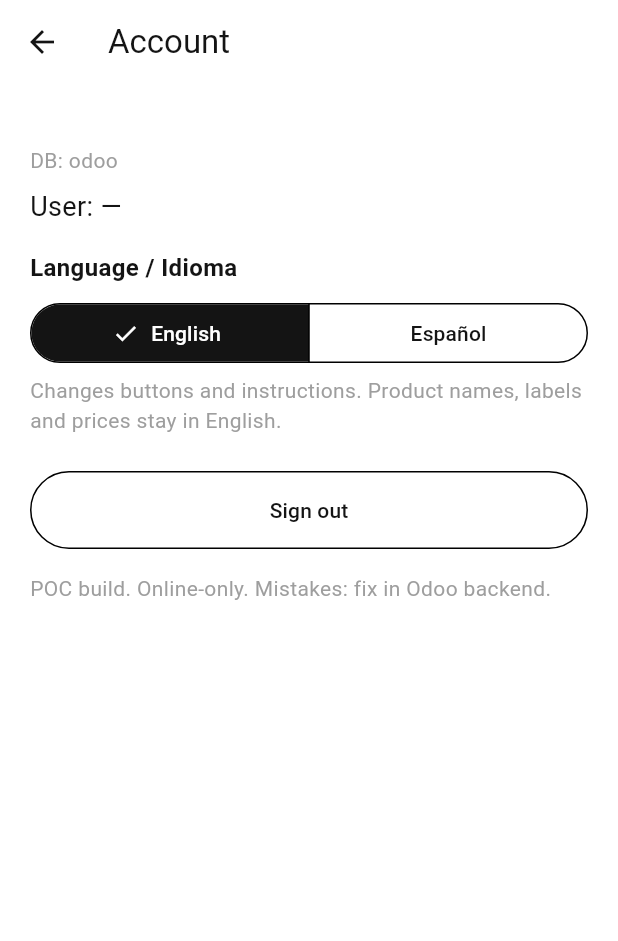
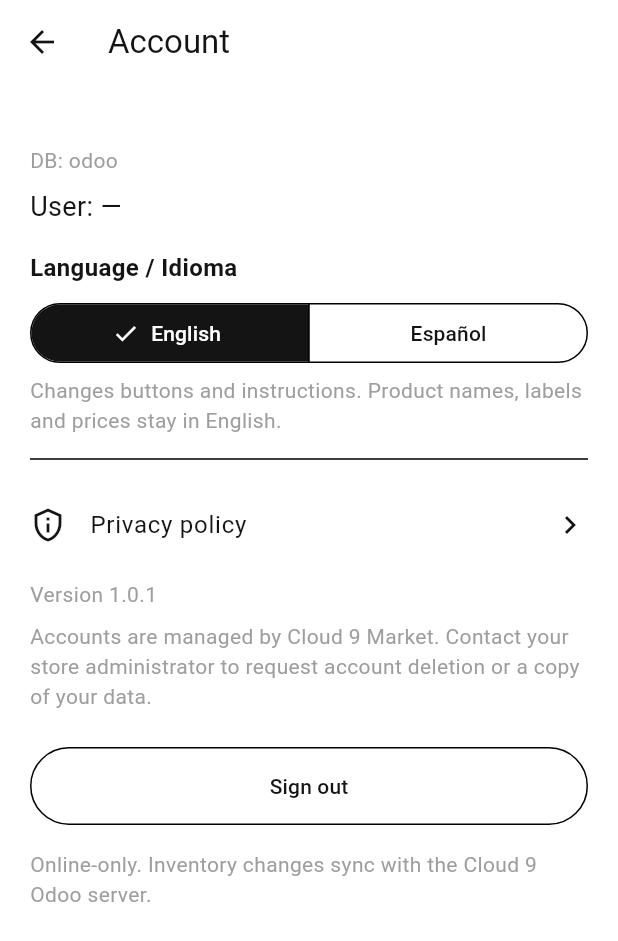
Before and after one commit to zumy-app/cloud9-inventory-app, a Flutter app: the _AccountTab screen opened directly with empty values, on a phone screen of 412 x 824 dp. Shown: the top 941 px of the screen. Run offline on Flutter 3.47's test engine with Material 3 defaults, Android fonts, the phone set to English and light mode, and no system bars; our stand-ins replace barcode_widget, flutter_secure_storage, permission_handler, share_plus, shared_preferences; missing offline and left inert: android_intent_plus, mobile_scanner, print_bluetooth_thermal; accounts and stored records are empty.

Commit message:
Play Store release prep: privacy policy, BT SCAN perm, TSPL bitmap fix (1.0.1+9)

```diff
--- a/app/lib/i18n/lang.dart
+++ b/app/lib/i18n/lang.dart
@@ -90,8 +90,13 @@ class Lang extends ChangeNotifier {
     'account_user': 'User: {user}',
     'account_user_none': 'User: —',
     'account_db': 'DB: odoo',
+    'account_privacy': 'Privacy policy',
+    'account_version': 'Version {version}',
+    'account_managed_note':
+        'Accounts are managed by Cloud 9 Market. Contact your store administrator to request account deletion or a copy of your data.',
     'account_signout': 'Sign out',
-    'account_note': 'POC build. Online-only. Mistakes: fix in Odoo backend.',
+    'account_note':
+        'Online-only. Inventory changes sync with the Cloud 9 Odoo server.',
     'account_language': 'Language / Idioma',
     'account_language_note':
         'Changes buttons and instructions. Product names, labels and prices stay in English.',
@@ -424,9 +429,13 @@ class Lang extends ChangeNotifier {
     'account_user': 'Usuario: {user}',
     'account_user_none': 'Usuario: —',
     'account_db': 'BD: odoo',
+    'account_privacy': 'Política de privacidad',
+    'account_version': 'Versión {version}',
+    'account_managed_note':
+        'Las cuentas las administra Cloud 9 Market. Contacta a tu administrador para solicitar la eliminación de la cuenta o una copia de tus datos.',
     'account_signout': 'Cerrar sesión',
     'account_note':
-        'Versión de prueba. Solo en línea. Errores: corríjalos en Odoo.',
+        'Solo en línea. Los cambios de inventario se sincronizan con el servidor Odoo de Cloud 9.',
     'account_language': 'Language / Idioma',
     'account_language_note':
         'Cambia botones e instrucciones. Nombres, etiquetas y precios siguen en inglés.',
--- a/app/lib/main.dart
+++ b/app/lib/main.dart
@@ -12,6 +12,7 @@ import 'print/spp_transport.dart';
 import 'screens/batch.dart';
 import 'screens/inventory_home.dart';
 import 'screens/login.dart';
+import 'screens/privacy_policy.dart';
 import 'session_store.dart';
 import 'widgets/lang_switch.dart';
 
@@ -19,6 +20,9 @@ import 'widgets/lang_switch.dart';
 /// orange field, white lettering, near-black outline.
 const _brandOrange = Color(0xFFF26522);
 const _brandInk = Color(0xFF141414);
+
+/// Keep in sync with pubspec.yaml (shown on the Account tab).
+const _appVersion = '1.0.1';
 
 ThemeData _brandTheme() {
   const scheme = ColorScheme.light(
@@ -252,6 +256,28 @@ class _AccountTab extends StatelessWidget {
           const SizedBox(height: 4),
           Text(t('account_language_note'),
               style: const TextStyle(color: Colors.grey)),
+          const Divider(height: 32),
+          ListTile(
+            contentPadding: EdgeInsets.zero,
+            leading: const Icon(Icons.privacy_tip_outlined),
+            title: Text(t('account_privacy')),
+            trailing: const Icon(Icons.chevron_right),
+            onTap: () => Navigator.of(context).push(
+              MaterialPageRoute(
+                builder: (_) => const PrivacyPolicyScreen(),
+              ),
+            ),
+          ),
+          const SizedBox(height: 8),
+          Text(
+            Lang.instance.f('account_version', {'version': _appVersion}),
+            style: const TextStyle(color: Colors.grey),
+          ),
+          const SizedBox(height: 8),
+          Text(
+            t('account_managed_note'),
+            style: const TextStyle(color: Colors.grey),
+          ),
           const SizedBox(height: 24),
           SizedBox(
             height: 52,
--- /dev/null
+++ b/app/lib/screens/privacy_policy.dart
@@ -0,0 +1,121 @@
+import 'package:flutter/material.dart';
+
+/// In-app copy of the privacy policy referenced by the Play listing.
+/// Keep this in sync with store/privacy-policy.html.
+class PrivacyPolicyScreen extends StatelessWidget {
+  const PrivacyPolicyScreen({super.key});
+
+  static const _updated = 'Last updated: October 19, 2026';
+
+  static const _sections = <(String, String)>[
+    (
+      'Who we are',
+      'Cloud 9 Team is provided by Cloud 9 Market for authorized staff. '
+          'This policy explains what the app does with information when you '
+          'use it to manage inventory and print shelf labels.',
+    ),
+    (
+      'Information we process',
+      'Account: your Odoo username and password are used to sign in. They are '
+          'stored in the device secure storage and sent over HTTPS to the '
+          'Cloud 9 Odoo server at admin.cloud9market.net. The password is '
+          'never written to logs.\n\n'
+          'Inventory: barcodes, product names, quantities, prices, expiry '
+          'dates, categories and notes that you scan or enter are sent to the '
+          'Cloud 9 Odoo server so the store inventory stays up to date.\n\n'
+          'Device settings: the selected Bluetooth printer address, print '
+          'darkness, language preference and recent category choices are '
+          'stored locally on the device.',
+    ),
+    (
+      'Camera',
+      'The camera is used only to scan product barcodes. Frames are processed '
+          'on the device by the barcode scanner and are not stored or sent to '
+          'us. The app does not access photos or files.',
+    ),
+    (
+      'Bluetooth',
+      'Bluetooth is used only to connect to a label printer that you have '
+          'already paired in Android settings. The app does not scan for '
+          'nearby devices and does not use Bluetooth to determine location.',
+    ),
+    (
+      'How we use information',
+      'We use the information to sign you in, load and update inventory, '
+          'print labels, remember your settings, provide support, and protect '
+          'the service. We do not use it for advertising.',
+    ),
+    (
+      'Sharing',
+      'We do not sell your information. Inventory and account data are stored '
+          'in Cloud 9 Market\'s Odoo system and may be handled by service '
+          'providers that host or support that system. We may disclose '
+          'information when required by law or to protect the service. The app '
+          'has no advertising, analytics or crash-reporting SDKs. If you use '
+          'Share TSV, the export is handed to the app you choose and that app\'s '
+          'privacy policy applies.',
+    ),
+    (
+      'Retention and deletion',
+      'Account and inventory records are kept according to Cloud 9 Market '
+          'policy. Local settings and cached session data are removed when you '
+          'sign out or uninstall the app. Accounts are created and managed by '
+          'Cloud 9 Market. To request deletion of your account or a copy of '
+          'your data, contact your store administrator or the support contact '
+          'shown on the Google Play listing.',
+    ),
+    (
+      'Security',
+      'Data is sent over HTTPS. Sign-in credentials are kept in the Android '
+          'secure storage. Access to the Odoo server is limited to authorized '
+          'accounts.',
+    ),
+    (
+      'Children',
+      'This is a workforce app and is not directed to children. We do not '
+          'knowingly collect information from children.',
+    ),
+    (
+      'Changes',
+      'If this policy changes, we will update the date above and publish the '
+          'new version at the privacy policy link in the Google Play listing.',
+    ),
+    (
+      'Contact',
+      'For privacy questions, contact your Cloud 9 Market administrator or '
+          'the support contact shown on the Google Play listing.',
+    ),
+  ];
+
+  @override
+  Widget build(BuildContext context) {
+    return Scaffold(
+      appBar: AppBar(title: const Text('Privacy policy')),
+      body: ListView(
+        padding: const EdgeInsets.fromLTRB(20, 16, 20, 32),
+        children: [
+          Text(
+            'Cloud 9 Team',
+            style: Theme.of(context)
+                .textTheme
+                .headlineSmall
+                ?.copyWith(fontWeight: FontWeight.bold),
+          ),
+          const SizedBox(height: 4),
+          const Text(_updated, style: TextStyle(color: Colors.grey)),
+          const SizedBox(height: 20),
+          for (final (heading, body) in _sections) ...[
+            Text(
+              heading,
+              style: const TextStyle(
+                  fontSize: 16, fontWeight: FontWeight.bold),
+            ),
+            const SizedBox(height: 6),
+            Text(body, style: const TextStyle(height: 1.4)),
+            const SizedBox(height: 18),
+          ],
+        ],
+      ),
+    );
+  }
+}
--- a/app/pubspec.yaml
+++ b/app/pubspec.yaml
@@ -1,5 +1,5 @@
 name: cloud9_inventory_app
-description: "A new Flutter project."
+description: "Cloud 9 Market staff inventory management and shelf-label printing."
 # The following line prevents the package from being accidentally published to
 # pub.dev using `flutter pub publish`. This is preferred for private packages.
 publish_to: 'none' # Remove this line if you wish to publish to pub.dev
@@ -16,7 +16,7 @@ publish_to: 'none' # Remove this line if you wish to publish to pub.dev
 # https://developer.apple.com/library/archive/documentation/General/Reference/InfoPlistKeyReference/Articles/CoreFoundationKeys.html
 # In Windows, build-name is used as the major, minor, and patch parts
 # of the product and file versions while build-number is used as the build suffix.
-version: 1.0.0+8
+version: 1.0.1+9
 
 environment:
   sdk: ^3.12.2
@@ -58,6 +58,7 @@ dev_dependencies:
   # rules and activating additional ones.
   flutter_lints: ^6.0.0
   flutter_launcher_icons: ^0.14.4
+  flutter_secure_storage_platform_interface: ^1.1.2
 
 # For information on the generic Dart part of this file, see the
 # following page: https://dart.dev/tools/pub/pubspec
```
Also changed, not shown: app/lib/print/logo_raster.dart (+7 -17 lines), app/lib/print/spp_transport.dart (+26 -10 lines), app/lib/print/tspl.dart (+16 -7 lines), app/lib/screens/batch.dart (+0 -8 lines), app/lib/screens/login.dart (+12 -0 lines), app/lib/screens/printer_sheet.dart (+23 -6 lines), app/lib/spike_bt.dart (+8 -4 lines), app/pubspec.lock, app/store/feature_graphic.png (added), 9 other files.
